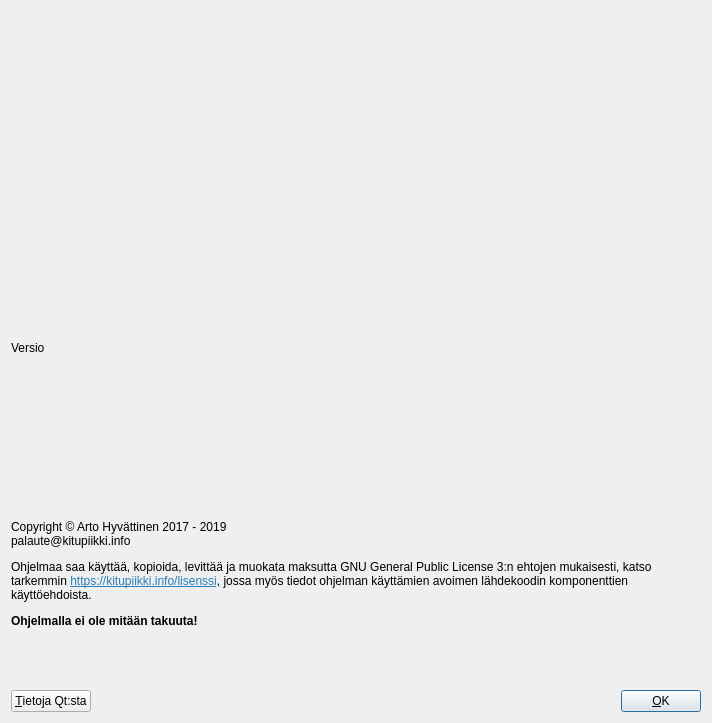
Old version of the form kitupiikki/aloitussivu/aboutdialog.ui in the repository artoh/kitupiikki.
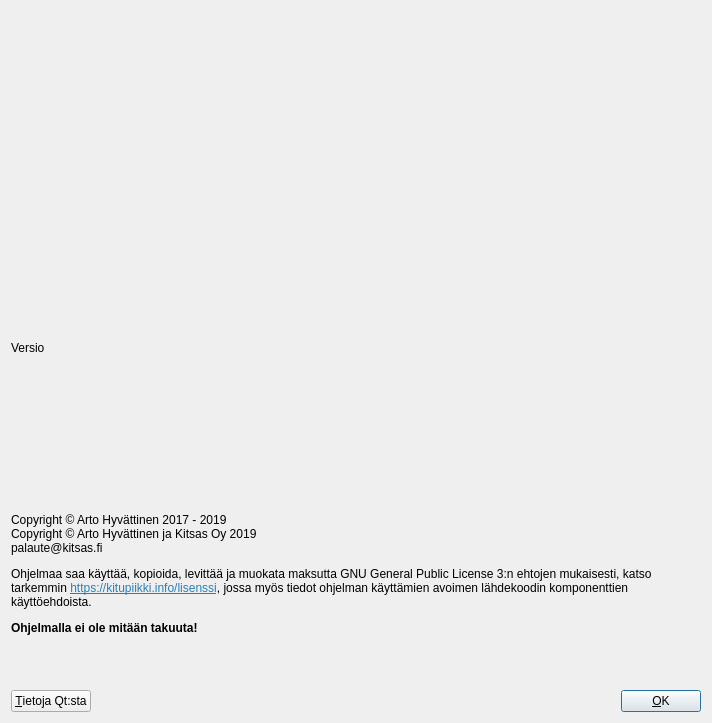
New version of the form. Icons and pictures are not drawn.

Patch:
```diff
--- a/kitupiikki/aloitussivu/aboutdialog.ui
+++ b/kitupiikki/aloitussivu/aboutdialog.ui
@@ -43,7 +43,7 @@
    <item>
     <widget class="QLabel" name="label_2">
      <property name="text">
-      <string>&lt;html&gt;&lt;head/&gt;&lt;body&gt;&lt;p&gt;Copyright © Arto Hyvättinen 2017 - 2019&lt;br/&gt;palaute@kitupiikki.info&lt;/p&gt;&lt;p&gt;Ohjelmaa saa käyttää, kopioida, levittää ja muokata maksutta GNU General Public License 3:n ehtojen mukaisesti, katso tarkemmin &lt;a href=&quot;https://kitupiikki.info/lisenssi&quot;&gt;&lt;span style=&quot; text-decoration: underline; color:#2980b9;&quot;&gt;https://kitupiikki.info/lisenssi&lt;/span&gt;&lt;/a&gt;, jossa myös tiedot ohjelman käyttämien avoimen lähdekoodin komponenttien käyttöehdoista. &lt;/p&gt;&lt;p&gt;&lt;span style=&quot; font-weight:600;&quot;&gt;Ohjelmalla ei ole mitään takuuta!&lt;/span&gt;&lt;/p&gt;&lt;/body&gt;&lt;/html&gt;</string>
+      <string>&lt;html&gt;&lt;head/&gt;&lt;body&gt;&lt;p&gt;Copyright © Arto Hyvättinen 2017 - 2019&lt;br/&gt;Copyright © Arto Hyvättinen ja Kitsas Oy 2019&lt;br/&gt;palaute@kitsas.fi&lt;/p&gt;&lt;p&gt;Ohjelmaa saa käyttää, kopioida, levittää ja muokata maksutta GNU General Public License 3:n ehtojen mukaisesti, katso tarkemmin &lt;a href=&quot;https://kitupiikki.info/lisenssi&quot;&gt;&lt;span style=&quot; text-decoration: underline; color:#2980b9;&quot;&gt;https://kitupiikki.info/lisenssi&lt;/span&gt;&lt;/a&gt;, jossa myös tiedot ohjelman käyttämien avoimen lähdekoodin komponenttien käyttöehdoista. &lt;/p&gt;&lt;p&gt;&lt;span style=&quot; font-weight:600;&quot;&gt;Ohjelmalla ei ole mitään takuuta!&lt;/span&gt;&lt;/p&gt;&lt;/body&gt;&lt;/html&gt;</string>
      </property>
      <property name="wordWrap">
       <bool>true</bool>
```
